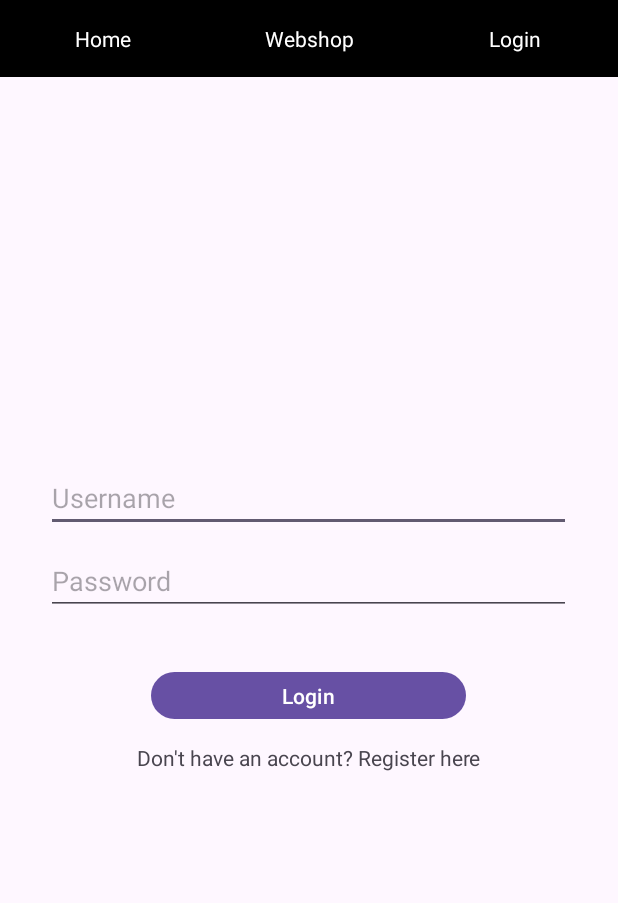
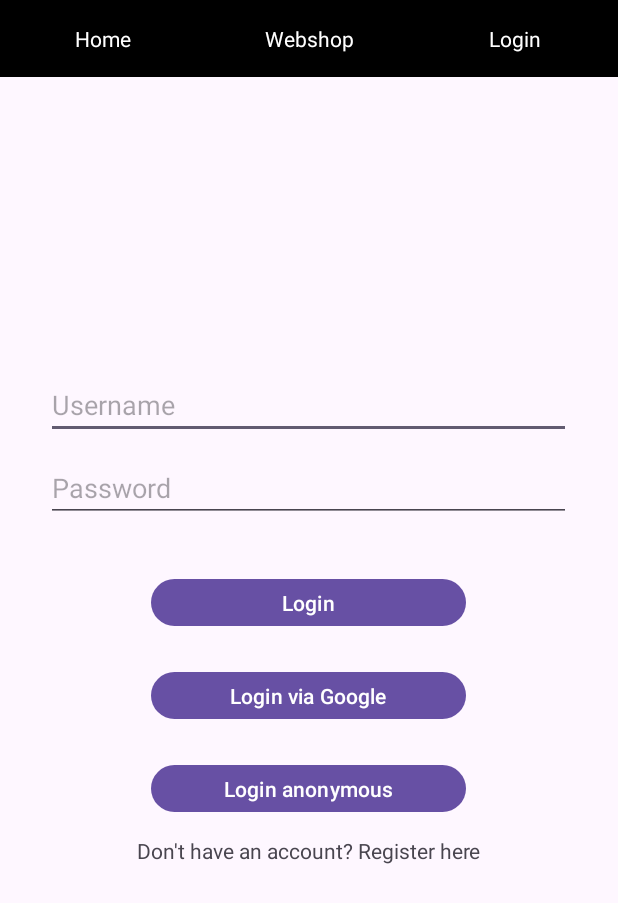
Before and after one commit to fekamarci1000/mobil, an Android app: the screen it shows after launch (LoginActivity), after a tap on "Login", on a phone screen of 412 x 824 dp. Shown: the top 903 px of the screen. Run offline under Robolectric (Android 15) with nearby library versions, the phone set to English and light mode, and no system bars.

Commit message:
FireBase importálva, navbar részben jó

```diff
--- a/app/src/main/java/com/example/csempe/MainActivity.java
+++ b/app/src/main/java/com/example/csempe/MainActivity.java
@@ -5,7 +5,7 @@ import android.os.Bundle;
 import android.view.View;
 import android.widget.EditText;
 
-import androidx.activity.EdgeToEdge;
+
 import androidx.appcompat.app.AppCompatActivity;
 import androidx.core.graphics.Insets;
 import androidx.core.view.ViewCompat;
@@ -24,7 +24,7 @@ public class MainActivity extends AppCompatActivity {
     @Override
     protected void onCreate(Bundle savedInstanceState) {
         super.onCreate(savedInstanceState);
-        EdgeToEdge.enable(this);
+
         setContentView(R.layout.activity_main);
         ViewCompat.setOnApplyWindowInsetsListener(findViewById(R.id.main), (v, insets) -> {
             Insets systemBars = insets.getInsets(WindowInsetsCompat.Type.systemBars());
@@ -41,16 +41,59 @@ public class MainActivity extends AppCompatActivity {
 
 
     }
-
-    public void navigateToRegister(View view) {
-        Intent intent = new Intent(this, RegisterActivity.class);
+    public void loginGoogle(View view){
+        //TODO
+    }
+    public void loginAnonymous(View view){
+        //TODO
+    }
+    public void navigateToWebshop(View view){
+        Intent intent = new Intent(this, ListActivity.class);
         startActivity(intent);
     }
+    public void navigateToHome(View view){
+        setContentView(R.layout.activity_main);
+    }
+
     public void navigateToLogin(View view) {
         Intent intent = new Intent(this, LoginActivity.class);
         startActivity(intent);
     }
+    @Override
+    protected void onStart() {
+        super.onStart();
+    }
 
+    @Override
+    protected void onStop() {
+        super.onStop();
+    }
 
+    @Override
+    protected void onDestroy() {
+        super.onDestroy();
+    }
 
+    @Override
+    protected void onPause() {
+        super.onPause();
+
+        /*SharedPreferences.Editor editor = preferences.edit();
+        editor.putString("userName", userNameET.getText().toString());
+        editor.putString("password", passwordET.getText().toString());
+        editor.apply();
+
+        Log.i(LOG_TAG, "onPause");*/
+    }
+
+    @Override
+    protected void onResume() {
+        super.onResume();
+
+    }
+
+    @Override
+    protected void onRestart() {
+        super.onRestart();
+    }
 }
--- /dev/null
+++ b/app/src/main/java/com/example/csempe/model/userModel.java
@@ -0,0 +1,5 @@
+package com.example.csempe.model;
+
+public class userModel {
+
+}
--- a/app/src/main/res/layout/activity_main.xml
+++ b/app/src/main/res/layout/activity_main.xml
@@ -23,6 +23,7 @@
             android:gravity="center"
             android:padding="16dp"
             android:text="Home"
+            android:onClick="navigateToHome"
             android:textColor="@android:color/white" />
 
         <TextView
@@ -32,6 +33,7 @@
             android:layout_weight="1"
             android:clickable="true"
             android:gravity="center"
+            android:onClick="navigateToWebshop"
             android:padding="16dp"
             android:text="Webshop"
             android:textColor="@android:color/white" />
--- a/app/src/main/res/layout/login.xml
+++ b/app/src/main/res/layout/login.xml
@@ -18,6 +18,7 @@
             android:layout_weight="1"
             android:clickable="true"
             android:gravity="center"
+            android:onClick="navigateToHome"
             android:padding="16dp"
             android:text="Home"
             android:textColor="@android:color/white" />
@@ -29,6 +30,7 @@
             android:layout_weight="1"
             android:clickable="true"
             android:gravity="center"
+            android:onClick="navigateToWebshop"
             android:padding="16dp"
             android:text="Webshop"
             android:textColor="@android:color/white" />
@@ -40,10 +42,10 @@
             android:layout_weight="1"
             android:clickable="true"
             android:gravity="center"
+            android:onClick="navigateToLogin"
             android:padding="16dp"
             android:text="Login"
-            android:textColor="@android:color/white"
-            android:onClick="navigateToLogin" />
+            android:textColor="@android:color/white" />
 
     </LinearLayout>
 
@@ -84,7 +86,28 @@
                 android:layout_marginBottom="8dp"
                 android:insetTop="30dp"
                 android:insetBottom="8dp"
+                android:onClick="login"
                 android:text="Login" />
+
+            <Button
+                android:id="@+id/buttonLoginGoogle"
+                android:layout_width="210dp"
+                android:layout_height="wrap_content"
+                android:layout_marginBottom="8dp"
+                android:insetTop="15dp"
+                android:insetBottom="8dp"
+                android:onClick="loginGoogle"
+                android:text="Login via Google" />
+
+            <Button
+                android:id="@+id/buttonLoginAnonymous"
+                android:layout_width="210dp"
+                android:layout_height="wrap_content"
+                android:layout_marginBottom="8dp"
+                android:insetTop="15dp"
+                android:insetBottom="8dp"
+                android:onClick="loginAnonymous"
+                android:text="Login anonymous" />
 
             <TextView
                 android:id="@+id/registerTextView"
--- a/build.gradle.kts
+++ b/build.gradle.kts
@@ -1,4 +1,5 @@
 // Top-level build file where you can add configuration options common to all sub-projects/modules.
 plugins {
     alias(libs.plugins.android.application) apply false
+    id("com.google.gms.google-services") version "4.4.1" apply false
 }
--- a/gradle/libs.versions.toml
+++ b/gradle/libs.versions.toml
@@ -7,6 +7,8 @@ appcompat = "1.6.1"
 material = "1.11.0"
 activity = "1.9.0"
 constraintlayout = "2.1.4"
+firebaseAuth = "23.0.0"
+firebaseFirestore = "25.0.0"
 
 [libraries]
 junit = { group = "junit", name = "junit", version.ref = "junit" }
@@ -16,6 +18,8 @@ appcompat = { group = "androidx.appcompat", name = "appcompat", version.ref = "a
 material = { group = "com.google.android.material", name = "material", version.ref = "material" }
 activity = { group = "androidx.activity", name = "activity", version.ref = "activity" }
 constraintlayout = { group = "androidx.constraintlayout", name = "constraintlayout", version.ref = "constraintlayout" }
+firebase-auth = { group = "com.google.firebase", name = "firebase-auth", version.ref = "firebaseAuth" }
+firebase-firestore = { group = "com.google.firebase", name = "firebase-firestore", version.ref = "firebaseFirestore" }
 
 [plugins]
 android-application = { id = "com.android.application", version.ref = "agp" }
```
Also changed, not shown: app/build.gradle.kts (+18 -16 lines), app/src/main/AndroidManifest.xml (+5 -4 lines), app/src/main/java/com/example/csempe/ListActivity.java (added, +37 -0 lines), app/src/main/java/com/example/csempe/LoginActivity.java (+21 -0 lines), app/src/main/java/com/example/csempe/RegisterActivity.java (+10 -4 lines), app/src/main/res/layout/activity_list.xml (added, +46 -0 lines), 1 other file.
